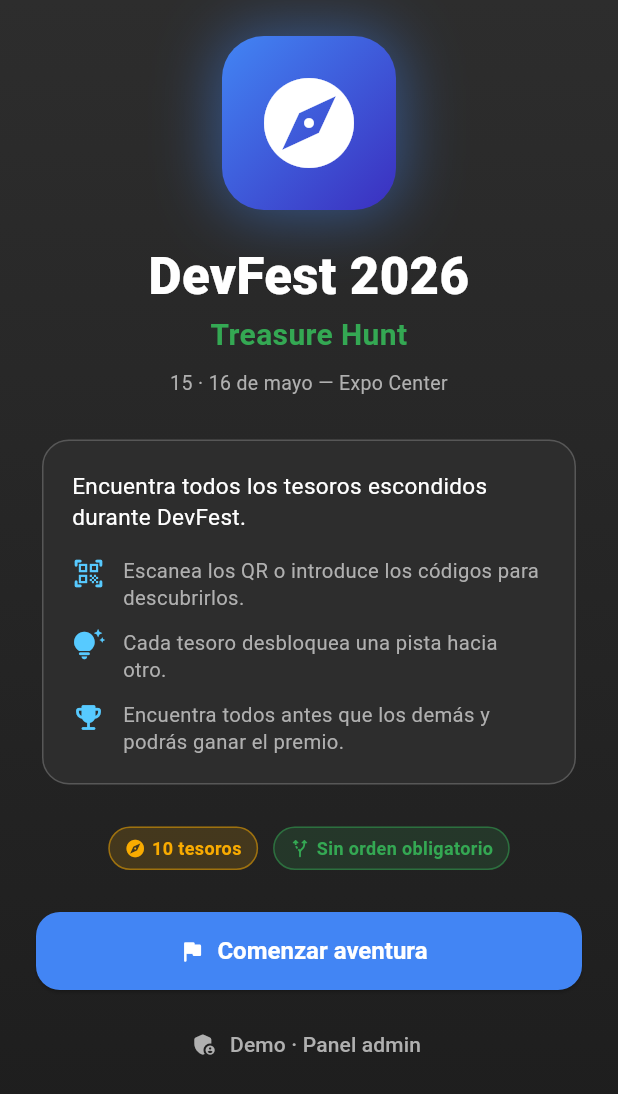
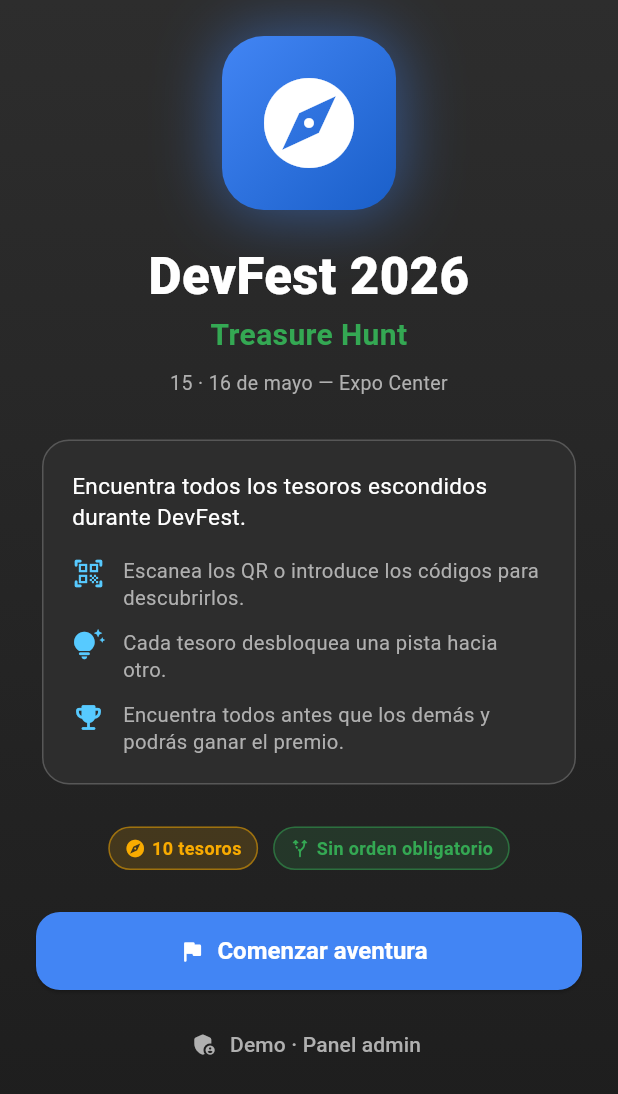
Before and after one commit to neryad/devfest_treasure_hunt, a Flutter app: the screen it shows after launch, on a phone screen of 412 x 824 dp. Shown: the top 1094 px of the screen. Run offline on Flutter 3.47's test engine with Material 3 defaults, Android fonts, the phone set to English and light mode, and no system bars; our stand-ins replace shared_preferences; missing offline and left inert: mobile_scanner.

Commit message:
refactor: update welcome screen gradient to GDG blue

```diff
--- a/lib/ui/screens/welcome/welcome_screen.dart
+++ b/lib/ui/screens/welcome/welcome_screen.dart
@@ -154,7 +154,7 @@ class _BrandLogo extends StatelessWidget {
           gradient: const LinearGradient(
             begin: Alignment.topLeft,
             end: Alignment.bottomRight,
-            colors: [AppColors.primary, Color(0xFF3B2FBF)],
+            colors: [AppColors.primary, Color(0xFF1A5FC9)],
           ),
           borderRadius: BorderRadius.circular(28),
           boxShadow: [
```
